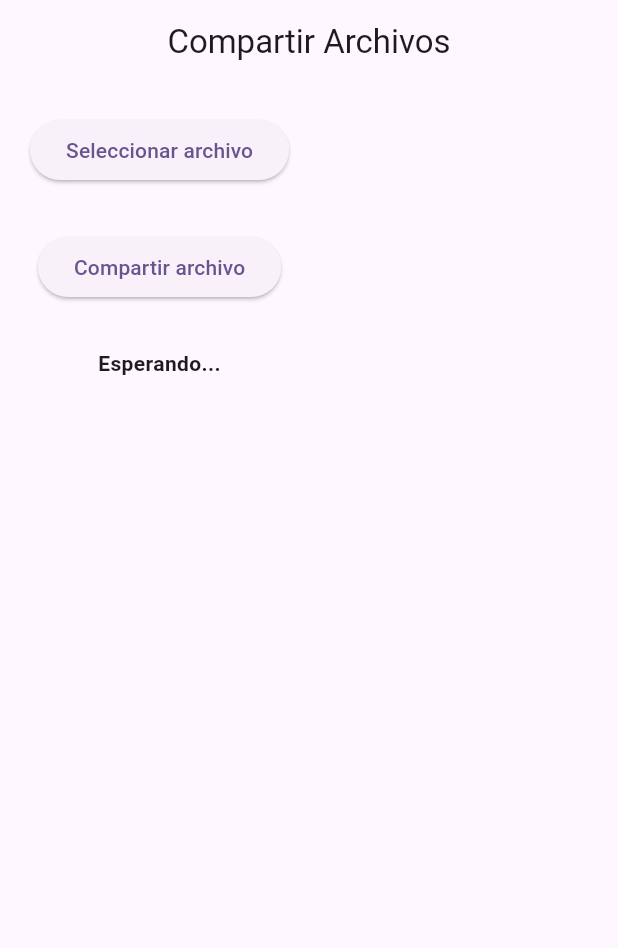
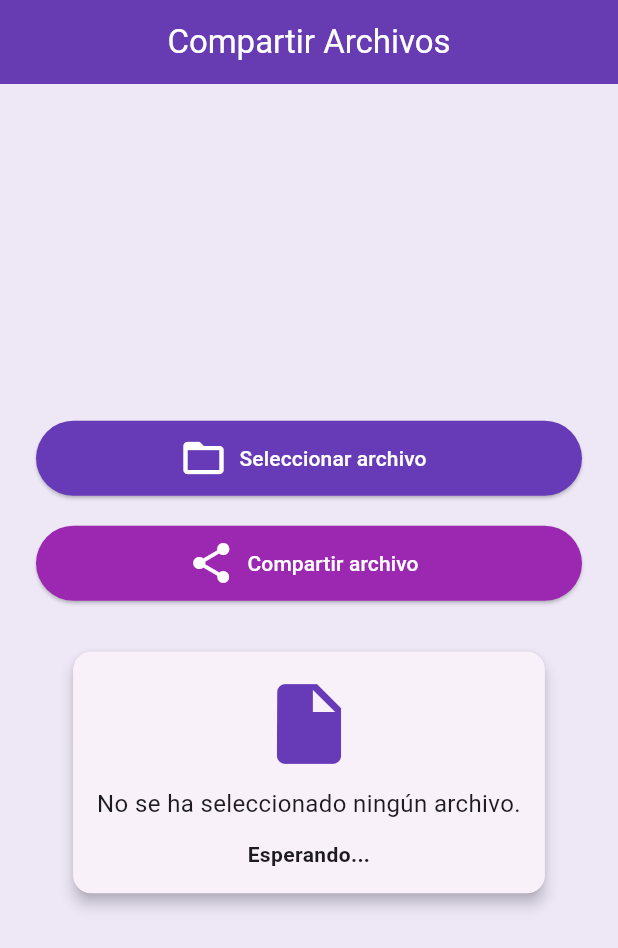
Before and after one commit to Kimberly-Porras/Lab5-Bluethooth, a Flutter app: the screen it shows after launch, on a phone screen of 412 x 824 dp. Shown: the top 948 px of the screen. Run offline on Flutter 3.47's test engine with Material 3 defaults, Android fonts, the phone set to English and light mode, and no system bars; our stand-ins replace file_picker, permission_handler, share_plus.

Commit message:
ccs y codigo documentado

```diff
--- a/bluethooth_lab5/lib/main.dart
+++ b/bluethooth_lab5/lib/main.dart
@@ -1,16 +1,15 @@
-import 'dart:io';
-
+import 'dart:io'; // Para trabajar con archivos desde el sistema
 import 'package:flutter/material.dart';
-import 'package:file_picker/file_picker.dart';
-import 'package:permission_handler/permission_handler.dart';
-import 'package:share_plus/share_plus.dart';
-import 'package:path/path.dart' as path;
+import 'package:file_picker/file_picker.dart'; // Para seleccionar archivos desde el dispositivo
+import 'package:permission_handler/permission_handler.dart'; // Para solicitar permisos en tiempo de ejecución
+import 'package:share_plus/share_plus.dart'; // Para compartir archivos usando el sistema
+import 'package:path/path.dart' as path; // Para obtener el nombre del archivo
 
 void main() {
   runApp(const MyApp());
 }
 
-/// Aplicación principal
+/// Widget principal de la aplicación
 class MyApp extends StatelessWidget {
   const MyApp({super.key});
 
@@ -19,7 +18,8 @@ class MyApp extends StatelessWidget {
     return MaterialApp(
       title: 'Compartir Archivos',
       theme: ThemeData(
-        colorScheme: ColorScheme.fromSeed(seedColor: Colors.deepPurple),
+        colorSchemeSeed: Colors.deepPurple, // Color principal
+        brightness: Brightness.light,
         useMaterial3: true,
       ),
       home: const FileSharePage(),
@@ -28,7 +28,7 @@ class MyApp extends StatelessWidget {
   }
 }
 
-/// Página principal de la app
+/// Página principal donde se manejan las acciones del usuario
 class FileSharePage extends StatefulWidget {
   const FileSharePage({super.key});
 
@@ -37,16 +37,16 @@ class FileSharePage extends StatefulWidget {
 }
 
 class _FileSharePageState extends State<FileSharePage> {
-  String estado = 'Esperando...';
-  File? archivoSeleccionado;
+  String estado = 'Esperando...'; // Mensaje de estado
+  File? archivoSeleccionado; // Archivo que se seleccionará
 
   @override
   void initState() {
     super.initState();
-    solicitarPermisos();
+    solicitarPermisos(); // Al iniciar, solicita permisos
   }
 
-  /// Solicita los permisos necesarios en Android
+  /// Solicita permisos de almacenamiento, Bluetooth y ubicación
   Future<void> solicitarPermisos() async {
     await [
       Permission.storage,
@@ -57,18 +57,19 @@ class _FileSharePageState extends State<FileSharePage> {
     ].request();
   }
 
-  /// Selecciona un archivo desde el sistema
+  /// Permite al usuario seleccionar un archivo del sistema
   Future<void> seleccionarArchivo() async {
     final resultado = await FilePicker.platform.pickFiles();
     if (resultado != null && resultado.files.single.path != null) {
       setState(() {
         archivoSeleccionado = File(resultado.files.single.path!);
-        estado = 'Archivo seleccionado: ${path.basename(archivoSeleccionado!.path)}';
+        estado =
+            'Archivo seleccionado: ${path.basename(archivoSeleccionado!.path)}';
       });
     }
   }
 
-  /// Comparte el archivo con el sistema Android (Bluetooth, Nearby, WhatsApp, etc.)
+  /// Comparte el archivo seleccionado utilizando el sistema operativo
   Future<void> compartirArchivo() async {
     if (archivoSeleccionado == null) {
       setState(() => estado = 'Por favor, seleccione un archivo.');
@@ -76,41 +77,104 @@ class _FileSharePageState extends State<FileSharePage> {
     }
 
     try {
-      await Share.shareXFiles([XFile(archivoSeleccionado!.path)], text: 'Te comparto este archivo 📎');
+      await Share.shareXFiles([
+        XFile(archivoSeleccionado!.path),
+      ], text: 'Te comparto este archivo 📎');
       setState(() => estado = 'Archivo compartido correctamente.');
     } catch (e) {
       setState(() => estado = 'Error al compartir: $e');
     }
   }
 
+  /// Construye la interfaz de usuario
   @override
   Widget build(BuildContext context) {
     return Scaffold(
+      backgroundColor: Colors.deepPurple[50], // Fondo claro
       appBar: AppBar(
         title: const Text('Compartir Archivos'),
+        backgroundColor: Colors.deepPurple,
+        foregroundColor: Colors.white,
         centerTitle: true,
+        elevation: 4,
       ),
       body: Padding(
-        padding: const EdgeInsets.all(20),
+        padding: const EdgeInsets.all(24),
         child: Column(
+          mainAxisAlignment: MainAxisAlignment.center,
           children: [
-            ElevatedButton(
-              onPressed: seleccionarArchivo,
-              child: const Text('Seleccionar archivo'),
+            // Botón para seleccionar archivo con animación
+            AnimatedScale(
+              scale: 1,
+              duration: const Duration(milliseconds: 300),
+              child: ElevatedButton.icon(
+                style: ElevatedButton.styleFrom(
+                  backgroundColor: Colors.deepPurple,
+                  foregroundColor: Colors.white,
+                  minimumSize: const Size.fromHeight(50),
+                ),
+                icon: const Icon(
+                  Icons.folder_open,
+                  color: Colors.white,
+                  size: 32,
+                ),
+                label: const Text('Seleccionar archivo'),
+                onPressed: seleccionarArchivo,
+              ),
             ),
-            const SizedBox(height: 10),
-            if (archivoSeleccionado != null)
-              Text('Archivo: ${path.basename(archivoSeleccionado!.path)}'),
+
             const SizedBox(height: 20),
-            ElevatedButton(
-              onPressed: compartirArchivo,
-              child: const Text('Compartir archivo'),
+
+            // Botón para compartir el archivo con animación
+            AnimatedScale(
+              scale: 1,
+              duration: const Duration(milliseconds: 300),
+              child: ElevatedButton.icon(
+                style: ElevatedButton.styleFrom(
+                  backgroundColor: Colors.purple,
+                  foregroundColor: Colors.white,
+                  minimumSize: const Size.fromHeight(50),
+                ),
+                icon: const Icon(Icons.share, color: Colors.white, size: 32),
+                label: const Text('Compartir archivo'),
+                onPressed: compartirArchivo,
+              ),
             ),
+
             const SizedBox(height: 30),
-            Text(
-              estado,
-              style: const TextStyle(fontWeight: FontWeight.bold),
-              textAlign: TextAlign.center,
+
+            // Tarjeta para mostrar el nombre del archivo y el estado
+            Card(
+              elevation: 4,
+              shape: RoundedRectangleBorder(
+                borderRadius: BorderRadius.circular(12),
+              ),
+              child: Padding(
+                padding: const EdgeInsets.all(16),
+                child: Column(
+                  children: [
+                    const Icon(
+                      Icons.insert_drive_file,
+                      size: 64,
+                      color: Colors.deepPurple,
+                    ),
+                    const SizedBox(height: 10),
+                    Text(
+                      archivoSeleccionado != null
+                          ? path.basename(archivoSeleccionado!.path)
+                          : 'No se ha seleccionado ningún archivo.',
+                      style: const TextStyle(fontSize: 16),
+                      textAlign: TextAlign.center,
+                    ),
+                    const SizedBox(height: 12),
+                    Text(
+                      estado,
+                      style: const TextStyle(fontWeight: FontWeight.bold),
+                      textAlign: TextAlign.center,
+                    ),
+                  ],
+                ),
+              ),
             ),
           ],
         ),
```
